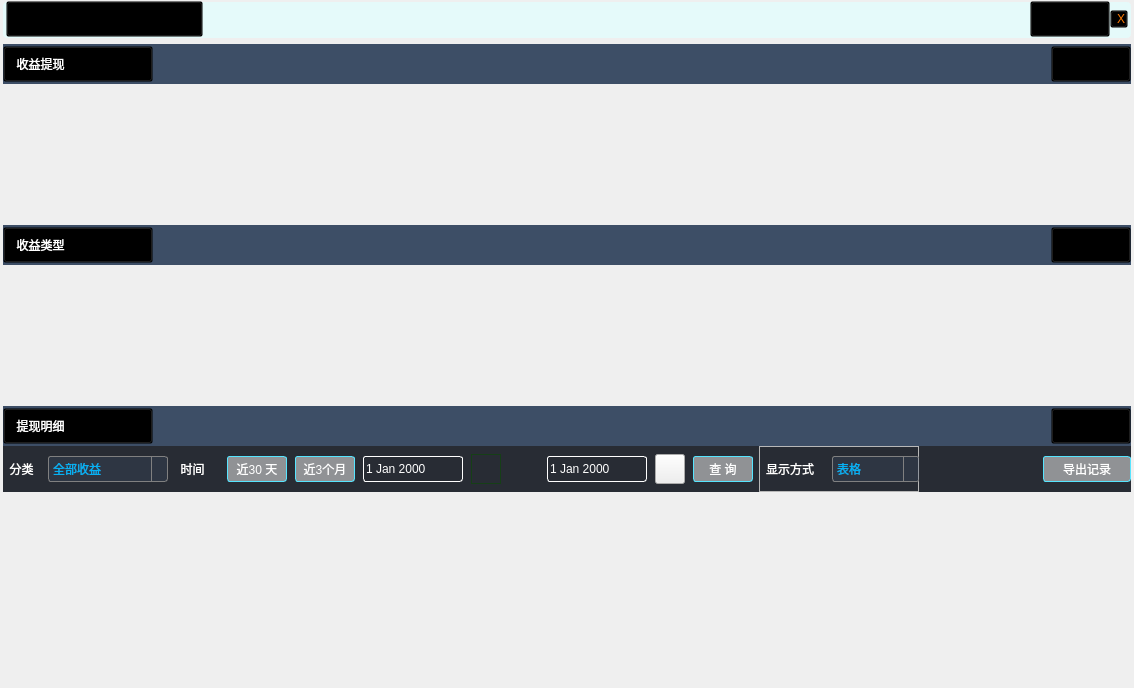
The window that VideoPlayer/creator/income/Income.ui (huizhang556/pc-video-player) describes before a commit, drawn with Qt 5.
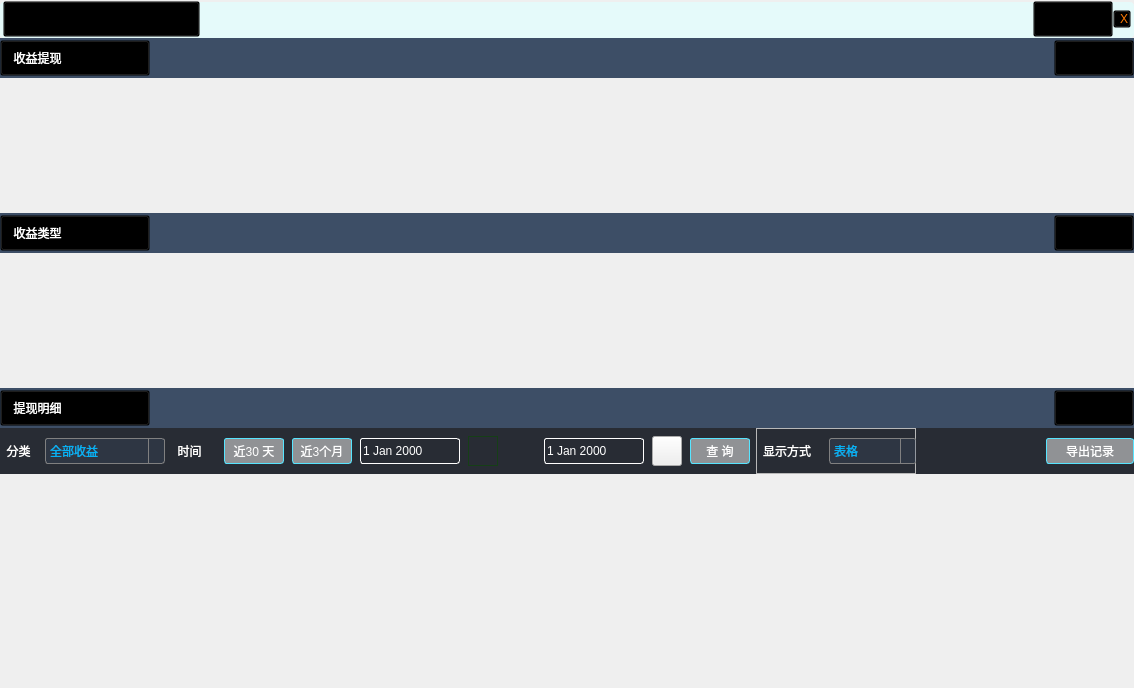
The same window after the commit. Icons and pictures are not drawn. Custom widgets are drawn as their Qt base class.

```diff
--- a/VideoPlayer/creator/income/Income.ui
+++ b/VideoPlayer/creator/income/Income.ui
@@ -14,14 +14,17 @@
    <string>Form</string>
   </property>
   <layout class="QVBoxLayout" name="verticalLayout_2">
+   <property name="spacing">
+    <number>0</number>
+   </property>
    <property name="leftMargin">
-    <number>3</number>
+    <number>0</number>
    </property>
    <property name="topMargin">
     <number>0</number>
    </property>
    <property name="rightMargin">
-    <number>3</number>
+    <number>0</number>
    </property>
    <property name="bottomMargin">
     <number>0</number>
@@ -1600,7 +1603,7 @@
                </layout>
               </widget>
               <widget class="QWidget" name="page_piechart">
-               <layout class="QVBoxLayout" name="verticalLayout_59">
+               <layout class="QHBoxLayout" name="horizontalLayout">
                 <property name="spacing">
                  <number>0</number>
                 </property>
@@ -1618,7 +1621,65 @@
                 </property>
                 <item>
                  <widget class="QWidget" name="widget_piechart" native="true">
-                  <layout class="QGridLayout" name="gridLayout_pie"/>
+                  <layout class="QGridLayout" name="gridLayout_pie">
+                   <property name="leftMargin">
+                    <number>0</number>
+                   </property>
+                   <property name="topMargin">
+                    <number>0</number>
+                   </property>
+                   <property name="rightMargin">
+                    <number>0</number>
+                   </property>
+                   <property name="bottomMargin">
+                    <number>0</number>
+                   </property>
+                   <property name="spacing">
+                    <number>0</number>
+                   </property>
+                  </layout>
+                 </widget>
+                </item>
+                <item>
+                 <widget class="QWidget" name="widget_pechart_week" native="true">
+                  <layout class="QGridLayout" name="gridLayout_pie_week">
+                   <property name="leftMargin">
+                    <number>0</number>
+                   </property>
+                   <property name="topMargin">
+                    <number>0</number>
+                   </property>
+                   <property name="rightMargin">
+                    <number>0</number>
+                   </property>
+                   <property name="bottomMargin">
+                    <number>0</number>
+                   </property>
+                   <property name="spacing">
+                    <number>0</number>
+                   </property>
+                  </layout>
+                 </widget>
+                </item>
+                <item>
+                 <widget class="QWidget" name="widget_piechart_month" native="true">
+                  <layout class="QGridLayout" name="gridLayout_pie_month">
+                   <property name="leftMargin">
+                    <number>0</number>
+                   </property>
+                   <property name="topMargin">
+                    <number>0</number>
+                   </property>
+                   <property name="rightMargin">
+                    <number>0</number>
+                   </property>
+                   <property name="bottomMargin">
+                    <number>0</number>
+                   </property>
+                   <property name="spacing">
+                    <number>0</number>
+                   </property>
+                  </layout>
                  </widget>
                 </item>
                </layout>
```
